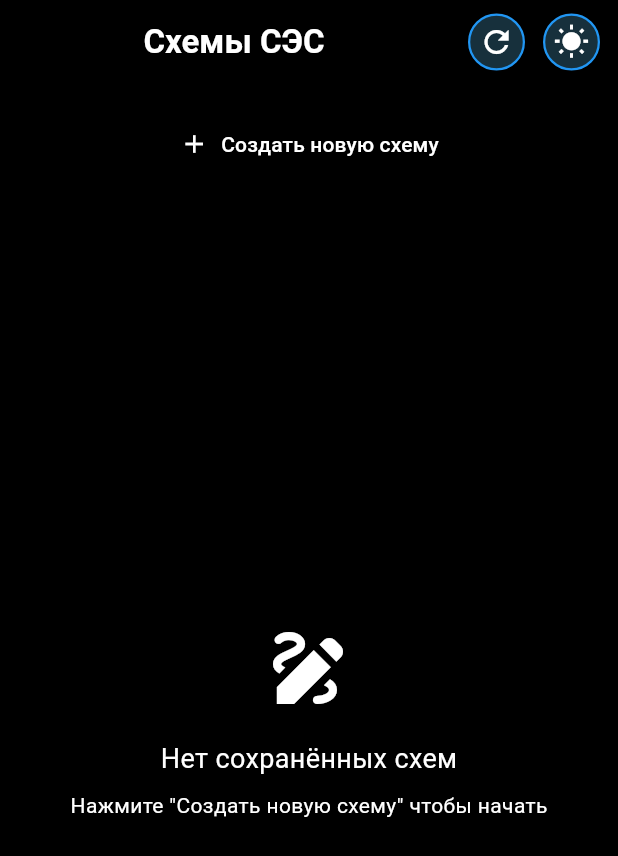
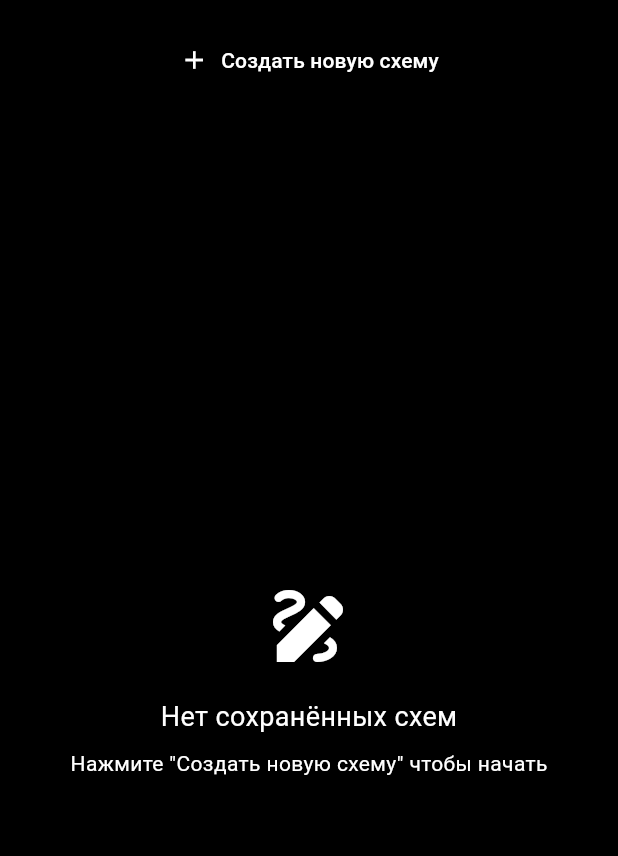
Before and after one commit to Gendalf4ever/ses_scada, a Flutter app: the SchemesListPage screen opened directly, on a phone screen of 412 x 824 dp. Shown: the top 856 px of the screen. Run offline on Flutter 3.47's test engine with Material 3 defaults, Android fonts, the phone set to English and light mode, and no system bars; missing offline and left inert: file_selector.

Commit message:
added globazl appbar

```diff
--- a/lib/main.dart
+++ b/lib/main.dart
@@ -1,7 +1,7 @@
 import 'package:flutter/material.dart';
+import 'package:ses_scada/main_layout.dart';
 import 'package:ses_scada/state_manager/scheme_storage.dart';
 import 'package:ses_scada/widgets/components/colorManager.dart';
-import 'package:ses_scada/widgets/schemes_list_page.dart';
 
 void main() async {
   WidgetsFlutterBinding.ensureInitialized();
@@ -27,7 +27,7 @@ class MyApp extends StatelessWidget {
               primaryColor: ColorManager.primary,
               scaffoldBackgroundColor: ColorManager.primaryBackground,
             ),
-            home: const SchemesListPage(),
+            home: const MainLayout(),
             debugShowCheckedModeBanner: false,
           );
         },
--- a/lib/widgets/schemes_list_page.dart
+++ b/lib/widgets/schemes_list_page.dart
@@ -3,23 +3,22 @@ import 'package:flutter/services.dart';
 import 'package:ses_scada/models/saved_scheme_model.dart';
 import 'package:ses_scada/scheme_creating_page.dart';
 import 'package:ses_scada/state_manager/scheme_storage.dart';
-import 'package:ses_scada/widgets/ui/customButton.dart';
 import 'components/colorManager.dart';
 
 class SchemesListPage extends StatefulWidget {
   const SchemesListPage({super.key});
 
   @override
-  State<SchemesListPage> createState() => _SchemesListPageState();
+  State<SchemesListPage> createState() => SchemesListPageState();
 }
 
-class _SchemesListPageState extends State<SchemesListPage> {
+class SchemesListPageState extends State<SchemesListPage> {
   @override
   void initState() {
     super.initState();
     HardwareKeyboard.instance.addHandler(_handleKeyEvent);
     WidgetsBinding.instance.addPostFrameCallback((_) {
-      _loadSchemes();
+      loadSchemes();
     });
   }
 
@@ -33,14 +32,14 @@ class _SchemesListPageState extends State<SchemesListPage> {
     if (event is KeyDownEvent) {
       if (event.logicalKey == LogicalKeyboardKey.keyR ||
           event.logicalKey == LogicalKeyboardKey.keyK) {
-        _loadSchemes();
+        loadSchemes();
         return true; // Событие обработано
       }
     }
     return false; // Событие не обработано
   }
 
-  Future<void> _loadSchemes() async {
+  Future<void> loadSchemes() async {
     if (!mounted) return;
 
     try {
@@ -71,64 +70,6 @@ class _SchemesListPageState extends State<SchemesListPage> {
       builder: (context, _){
          return Scaffold(
       backgroundColor: ColorManager.primaryBackground,
-      appBar: AppBar(
-        centerTitle: true,
-        title: Center(
-          child: Text(
-            textAlign: TextAlign.center,
-            'Схемы СЭС',
-            style: TextStyle(color: ColorManager.text, fontWeight: FontWeight.bold),
-          ),
-        ),
-        backgroundColor: ColorManager.primaryBackground,
-        elevation: 0,
-        actions: [
-          Center(
-            child: Padding(
-              padding: const EdgeInsets.only(right: 12.0),
-              child: SizedBox(
-                width: 38,
-                height: 38,
-                child: Tooltip(
-                  message: "Обновить схемы (клавиша R)",
-                   child: CustomButton(
-                  icon: Icon(Icons.refresh, color: ColorManager.text),
-                  onPressed: _loadSchemes,
-                ),
-                ),
-              ),
-            ),
-          ),
-          Center(
-             child: Padding(
-            padding: const EdgeInsets.only(right: 12.0),
-            child: SizedBox(
-              width: 38,
-              height: 38,
-            child: Tooltip(
-              message: "Поменять тему приложения",
-              child: AnimatedBuilder(
-              animation: ColorManager.themeChanges,
-              builder: (context, _) {
-            final isDark = ColorManager.activeTheme == AppThemes.dark;
-            return CustomButton(
-              icon: Icon(
-                isDark ? Icons.wb_sunny : Icons.nightlight_round,
-                color: ColorManager.text,
-              ),
-              onPressed: () {
-                final nextTheme = isDark ? AppThemes.light : AppThemes.dark;
-                ColorManager.switchTheme(nextTheme);
-              },
-            );
-          },
-        ),
-      ),
-    ),
-  ),
-)
-        ],
-      ),
       body: Column(
         children: [
           Container(
@@ -142,7 +83,7 @@ class _SchemesListPageState extends State<SchemesListPage> {
                   ),
                 );
                 if (result == true) {
-                  _loadSchemes();
+                  loadSchemes();
                 }
               },
               icon: const Icon(Icons.add, size: 20),
@@ -198,7 +139,7 @@ class _SchemesListPageState extends State<SchemesListPage> {
                             ),
                           );
                           if (result == true) {
-                            _loadSchemes();
+                            loadSchemes();
                           }
                         },
                         onDelete: () => _deleteScheme(scheme),
```
Also changed, not shown: lib/main_layout.dart (+102 -17 lines).
